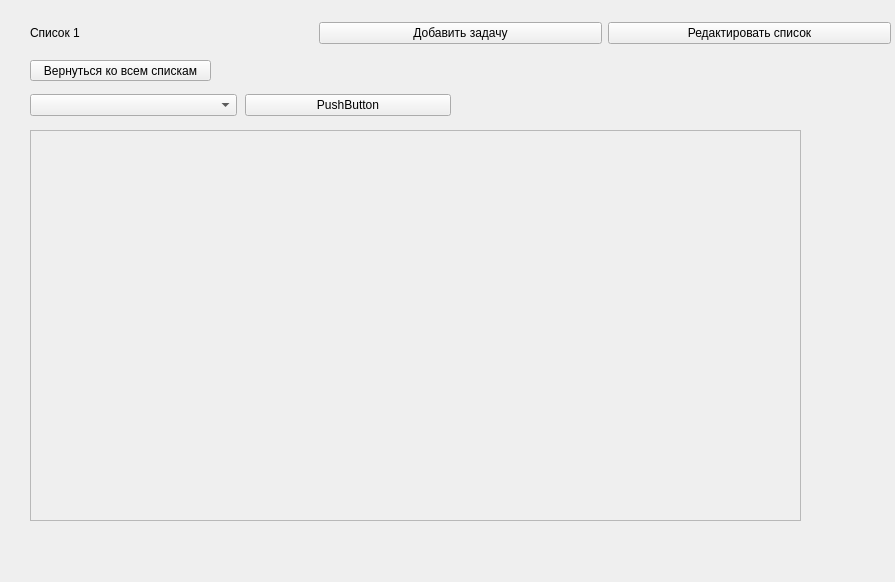
This is untitled.ui in mikaa-a/ToDo as Qt 5 draws it before an edit. The edited form follows.
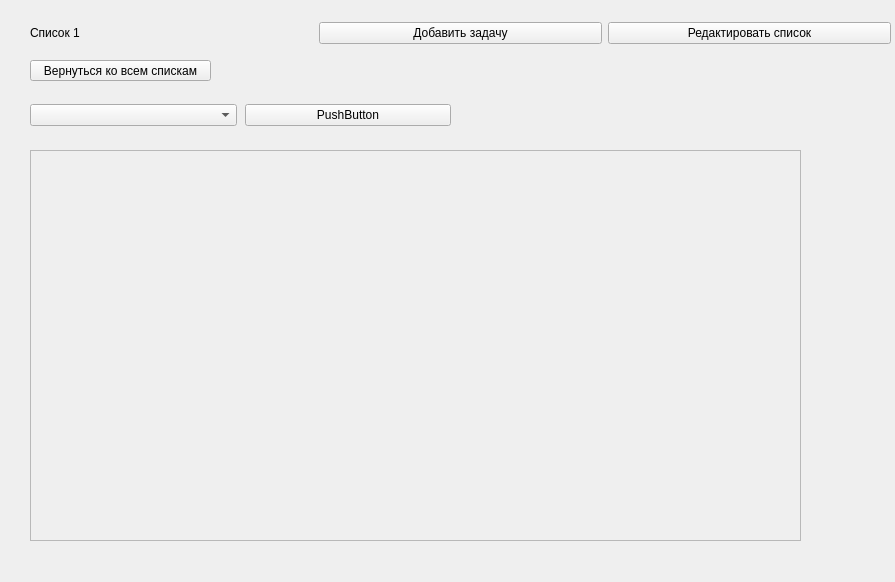
This is the edited form.

Commit message: Обновлено состояние задач и подзадач при клике на чекбокс, добавлена логика сохранения изменений в JSON. Изменены размеры и стили элементов интерфейса для улучшения отображения.

```diff
--- a/untitled.ui
+++ b/untitled.ui
@@ -141,7 +141,7 @@
       <property name="geometry">
        <rect>
         <x>40</x>
-        <y>130</y>
+        <y>150</y>
         <width>771</width>
         <height>391</height>
        </rect>
@@ -210,7 +210,7 @@
         <x>40</x>
         <y>90</y>
         <width>421</width>
-        <height>31</height>
+        <height>51</height>
        </rect>
       </property>
       <layout class="QHBoxLayout" name="sort_layout">
```
The commit also changes 5 other files.
